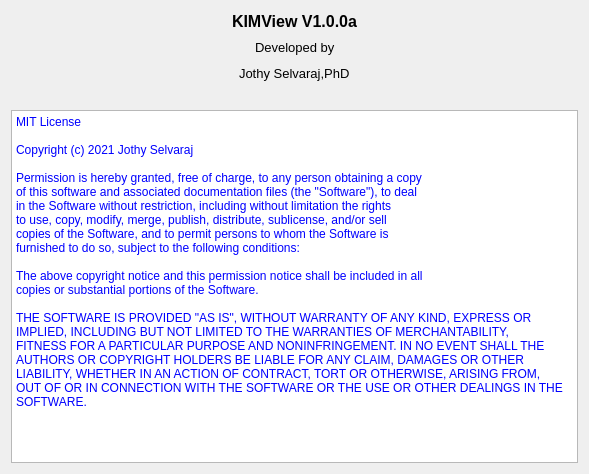
Before: the Qt Designer form aboutdialog.ui in Jothy/KIMView, drawn with Qt 5.
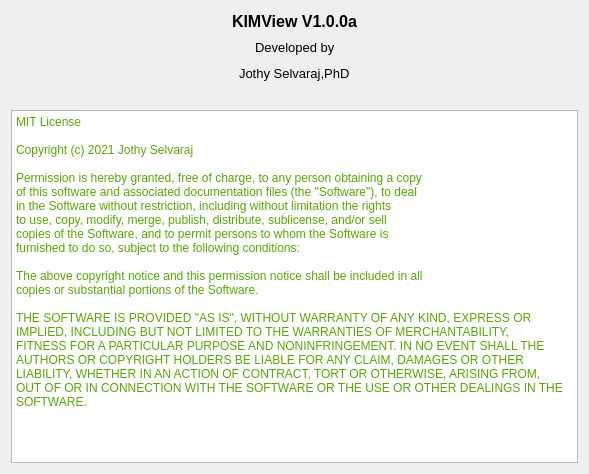
After: the same form once the commit is applied.

```diff
--- a/aboutdialog.ui
+++ b/aboutdialog.ui
@@ -219,27 +219,27 @@
 &lt;html&gt;&lt;head&gt;&lt;meta name=&quot;qrichtext&quot; content=&quot;1&quot; /&gt;&lt;style type=&quot;text/css&quot;&gt;
 p, li { white-space: pre-wrap; }
 &lt;/style&gt;&lt;/head&gt;&lt;body style=&quot; font-family:'Titillium Web'; font-size:8pt; font-weight:400; font-style:normal;&quot;&gt;
-&lt;p style=&quot; margin-top:0px; margin-bottom:0px; margin-left:0px; margin-right:0px; -qt-block-indent:0; text-indent:0px;&quot;&gt;&lt;span style=&quot; font-size:9pt; color:#0000ff;&quot;&gt;MIT License&lt;/span&gt;&lt;/p&gt;
-&lt;p style=&quot;-qt-paragraph-type:empty; margin-top:0px; margin-bottom:0px; margin-left:0px; margin-right:0px; -qt-block-indent:0; text-indent:0px; font-family:'Courier New'; font-size:9pt; color:#0000ff;&quot;&gt;&lt;br /&gt;&lt;/p&gt;
-&lt;p style=&quot; margin-top:0px; margin-bottom:0px; margin-left:0px; margin-right:0px; -qt-block-indent:0; text-indent:0px;&quot;&gt;&lt;span style=&quot; font-family:'Courier New'; font-size:9pt; color:#0000ff;&quot;&gt;Copyright (c) 2021 Jothy Selvaraj&lt;/span&gt;&lt;/p&gt;
-&lt;p style=&quot;-qt-paragraph-type:empty; margin-top:0px; margin-bottom:0px; margin-left:0px; margin-right:0px; -qt-block-indent:0; text-indent:0px; font-family:'Courier New'; font-size:9pt; color:#0000ff;&quot;&gt;&lt;br /&gt;&lt;/p&gt;
-&lt;p style=&quot; margin-top:0px; margin-bottom:0px; margin-left:0px; margin-right:0px; -qt-block-indent:0; text-indent:0px;&quot;&gt;&lt;span style=&quot; font-family:'Courier New'; font-size:9pt; color:#0000ff;&quot;&gt;Permission is hereby granted, free of charge, to any person obtaining a copy&lt;/span&gt;&lt;/p&gt;
-&lt;p style=&quot; margin-top:0px; margin-bottom:0px; margin-left:0px; margin-right:0px; -qt-block-indent:0; text-indent:0px;&quot;&gt;&lt;span style=&quot; font-family:'Courier New'; font-size:9pt; color:#0000ff;&quot;&gt;of this software and associated documentation files (the &amp;quot;Software&amp;quot;), to deal&lt;/span&gt;&lt;/p&gt;
-&lt;p style=&quot; margin-top:0px; margin-bottom:0px; margin-left:0px; margin-right:0px; -qt-block-indent:0; text-indent:0px;&quot;&gt;&lt;span style=&quot; font-family:'Courier New'; font-size:9pt; color:#0000ff;&quot;&gt;in the Software without restriction, including without limitation the rights&lt;/span&gt;&lt;/p&gt;
-&lt;p style=&quot; margin-top:0px; margin-bottom:0px; margin-left:0px; margin-right:0px; -qt-block-indent:0; text-indent:0px;&quot;&gt;&lt;span style=&quot; font-family:'Courier New'; font-size:9pt; color:#0000ff;&quot;&gt;to use, copy, modify, merge, publish, distribute, sublicense, and/or sell&lt;/span&gt;&lt;/p&gt;
-&lt;p style=&quot; margin-top:0px; margin-bottom:0px; margin-left:0px; margin-right:0px; -qt-block-indent:0; text-indent:0px;&quot;&gt;&lt;span style=&quot; font-family:'Courier New'; font-size:9pt; color:#0000ff;&quot;&gt;copies of the Software, and to permit persons to whom the Software is&lt;/span&gt;&lt;/p&gt;
-&lt;p style=&quot; margin-top:0px; margin-bottom:0px; margin-left:0px; margin-right:0px; -qt-block-indent:0; text-indent:0px;&quot;&gt;&lt;span style=&quot; font-family:'Courier New'; font-size:9pt; color:#0000ff;&quot;&gt;furnished to do so, subject to the following conditions:&lt;/span&gt;&lt;/p&gt;
-&lt;p style=&quot;-qt-paragraph-type:empty; margin-top:0px; margin-bottom:0px; margin-left:0px; margin-right:0px; -qt-block-indent:0; text-indent:0px; font-family:'Courier New'; font-size:9pt; color:#0000ff;&quot;&gt;&lt;br /&gt;&lt;/p&gt;
-&lt;p style=&quot; margin-top:0px; margin-bottom:0px; margin-left:0px; margin-right:0px; -qt-block-indent:0; text-indent:0px;&quot;&gt;&lt;span style=&quot; font-family:'Courier New'; font-size:9pt; color:#0000ff;&quot;&gt;The above copyright notice and this permission notice shall be included in all&lt;/span&gt;&lt;/p&gt;
-&lt;p style=&quot; margin-top:0px; margin-bottom:0px; margin-left:0px; margin-right:0px; -qt-block-indent:0; text-indent:0px;&quot;&gt;&lt;span style=&quot; font-family:'Courier New'; font-size:9pt; color:#0000ff;&quot;&gt;copies or substantial portions of the Software.&lt;/span&gt;&lt;/p&gt;
-&lt;p style=&quot;-qt-paragraph-type:empty; margin-top:0px; margin-bottom:0px; margin-left:0px; margin-right:0px; -qt-block-indent:0; text-indent:0px; font-family:'Courier New'; font-size:9pt; color:#0000ff;&quot;&gt;&lt;br /&gt;&lt;/p&gt;
-&lt;p style=&quot; margin-top:0px; margin-bottom:0px; margin-left:0px; margin-right:0px; -qt-block-indent:0; text-indent:0px;&quot;&gt;&lt;span style=&quot; font-family:'Courier New'; font-size:9pt; color:#0000ff;&quot;&gt;THE SOFTWARE IS PROVIDED &amp;quot;AS IS&amp;quot;, WITHOUT WARRANTY OF ANY KIND, EXPRESS OR&lt;/span&gt;&lt;/p&gt;
-&lt;p style=&quot; margin-top:0px; margin-bottom:0px; margin-left:0px; margin-right:0px; -qt-block-indent:0; text-indent:0px;&quot;&gt;&lt;span style=&quot; font-family:'Courier New'; font-size:9pt; color:#0000ff;&quot;&gt;IMPLIED, INCLUDING BUT NOT LIMITED TO THE WARRANTIES OF MERCHANTABILITY,&lt;/span&gt;&lt;/p&gt;
-&lt;p style=&quot; margin-top:0px; margin-bottom:0px; margin-left:0px; margin-right:0px; -qt-block-indent:0; text-indent:0px;&quot;&gt;&lt;span style=&quot; font-family:'Courier New'; font-size:9pt; color:#0000ff;&quot;&gt;FITNESS FOR A PARTICULAR PURPOSE AND NONINFRINGEMENT. IN NO EVENT SHALL THE&lt;/span&gt;&lt;/p&gt;
-&lt;p style=&quot; margin-top:0px; margin-bottom:0px; margin-left:0px; margin-right:0px; -qt-block-indent:0; text-indent:0px;&quot;&gt;&lt;span style=&quot; font-family:'Courier New'; font-size:9pt; color:#0000ff;&quot;&gt;AUTHORS OR COPYRIGHT HOLDERS BE LIABLE FOR ANY CLAIM, DAMAGES OR OTHER&lt;/span&gt;&lt;/p&gt;
-&lt;p style=&quot; margin-top:0px; margin-bottom:0px; margin-left:0px; margin-right:0px; -qt-block-indent:0; text-indent:0px;&quot;&gt;&lt;span style=&quot; font-family:'Courier New'; font-size:9pt; color:#0000ff;&quot;&gt;LIABILITY, WHETHER IN AN ACTION OF CONTRACT, TORT OR OTHERWISE, ARISING FROM,&lt;/span&gt;&lt;/p&gt;
-&lt;p style=&quot; margin-top:0px; margin-bottom:0px; margin-left:0px; margin-right:0px; -qt-block-indent:0; text-indent:0px;&quot;&gt;&lt;span style=&quot; font-family:'Courier New'; font-size:9pt; color:#0000ff;&quot;&gt;OUT OF OR IN CONNECTION WITH THE SOFTWARE OR THE USE OR OTHER DEALINGS IN THE&lt;/span&gt;&lt;/p&gt;
-&lt;p style=&quot; margin-top:0px; margin-bottom:0px; margin-left:0px; margin-right:0px; -qt-block-indent:0; text-indent:0px;&quot;&gt;&lt;span style=&quot; font-family:'Courier New'; font-size:9pt; color:#0000ff;&quot;&gt;SOFTWARE.&lt;/span&gt;&lt;/p&gt;&lt;/body&gt;&lt;/html&gt;</string>
+&lt;p style=&quot; margin-top:0px; margin-bottom:0px; margin-left:0px; margin-right:0px; -qt-block-indent:0; text-indent:0px;&quot;&gt;&lt;span style=&quot; font-size:9pt; color:#55aa00;&quot;&gt;MIT License&lt;/span&gt;&lt;/p&gt;
+&lt;p style=&quot;-qt-paragraph-type:empty; margin-top:0px; margin-bottom:0px; margin-left:0px; margin-right:0px; -qt-block-indent:0; text-indent:0px; font-family:'Courier New'; font-size:9pt; color:#55aa00;&quot;&gt;&lt;br /&gt;&lt;/p&gt;
+&lt;p style=&quot; margin-top:0px; margin-bottom:0px; margin-left:0px; margin-right:0px; -qt-block-indent:0; text-indent:0px;&quot;&gt;&lt;span style=&quot; font-family:'Courier New'; font-size:9pt; color:#55aa00;&quot;&gt;Copyright (c) 2021 Jothy Selvaraj&lt;/span&gt;&lt;/p&gt;
+&lt;p style=&quot;-qt-paragraph-type:empty; margin-top:0px; margin-bottom:0px; margin-left:0px; margin-right:0px; -qt-block-indent:0; text-indent:0px; font-family:'Courier New'; font-size:9pt; color:#55aa00;&quot;&gt;&lt;br /&gt;&lt;/p&gt;
+&lt;p style=&quot; margin-top:0px; margin-bottom:0px; margin-left:0px; margin-right:0px; -qt-block-indent:0; text-indent:0px;&quot;&gt;&lt;span style=&quot; font-family:'Courier New'; font-size:9pt; color:#55aa00;&quot;&gt;Permission is hereby granted, free of charge, to any person obtaining a copy&lt;/span&gt;&lt;/p&gt;
+&lt;p style=&quot; margin-top:0px; margin-bottom:0px; margin-left:0px; margin-right:0px; -qt-block-indent:0; text-indent:0px;&quot;&gt;&lt;span style=&quot; font-family:'Courier New'; font-size:9pt; color:#55aa00;&quot;&gt;of this software and associated documentation files (the &amp;quot;Software&amp;quot;), to deal&lt;/span&gt;&lt;/p&gt;
+&lt;p style=&quot; margin-top:0px; margin-bottom:0px; margin-left:0px; margin-right:0px; -qt-block-indent:0; text-indent:0px;&quot;&gt;&lt;span style=&quot; font-family:'Courier New'; font-size:9pt; color:#55aa00;&quot;&gt;in the Software without restriction, including without limitation the rights&lt;/span&gt;&lt;/p&gt;
+&lt;p style=&quot; margin-top:0px; margin-bottom:0px; margin-left:0px; margin-right:0px; -qt-block-indent:0; text-indent:0px;&quot;&gt;&lt;span style=&quot; font-family:'Courier New'; font-size:9pt; color:#55aa00;&quot;&gt;to use, copy, modify, merge, publish, distribute, sublicense, and/or sell&lt;/span&gt;&lt;/p&gt;
+&lt;p style=&quot; margin-top:0px; margin-bottom:0px; margin-left:0px; margin-right:0px; -qt-block-indent:0; text-indent:0px;&quot;&gt;&lt;span style=&quot; font-family:'Courier New'; font-size:9pt; color:#55aa00;&quot;&gt;copies of the Software, and to permit persons to whom the Software is&lt;/span&gt;&lt;/p&gt;
+&lt;p style=&quot; margin-top:0px; margin-bottom:0px; margin-left:0px; margin-right:0px; -qt-block-indent:0; text-indent:0px;&quot;&gt;&lt;span style=&quot; font-family:'Courier New'; font-size:9pt; color:#55aa00;&quot;&gt;furnished to do so, subject to the following conditions:&lt;/span&gt;&lt;/p&gt;
+&lt;p style=&quot;-qt-paragraph-type:empty; margin-top:0px; margin-bottom:0px; margin-left:0px; margin-right:0px; -qt-block-indent:0; text-indent:0px; font-family:'Courier New'; font-size:9pt; color:#55aa00;&quot;&gt;&lt;br /&gt;&lt;/p&gt;
+&lt;p style=&quot; margin-top:0px; margin-bottom:0px; margin-left:0px; margin-right:0px; -qt-block-indent:0; text-indent:0px;&quot;&gt;&lt;span style=&quot; font-family:'Courier New'; font-size:9pt; color:#55aa00;&quot;&gt;The above copyright notice and this permission notice shall be included in all&lt;/span&gt;&lt;/p&gt;
+&lt;p style=&quot; margin-top:0px; margin-bottom:0px; margin-left:0px; margin-right:0px; -qt-block-indent:0; text-indent:0px;&quot;&gt;&lt;span style=&quot; font-family:'Courier New'; font-size:9pt; color:#55aa00;&quot;&gt;copies or substantial portions of the Software.&lt;/span&gt;&lt;/p&gt;
+&lt;p style=&quot;-qt-paragraph-type:empty; margin-top:0px; margin-bottom:0px; margin-left:0px; margin-right:0px; -qt-block-indent:0; text-indent:0px; font-family:'Courier New'; font-size:9pt; color:#55aa00;&quot;&gt;&lt;br /&gt;&lt;/p&gt;
+&lt;p style=&quot; margin-top:0px; margin-bottom:0px; margin-left:0px; margin-right:0px; -qt-block-indent:0; text-indent:0px;&quot;&gt;&lt;span style=&quot; font-family:'Courier New'; font-size:9pt; color:#55aa00;&quot;&gt;THE SOFTWARE IS PROVIDED &amp;quot;AS IS&amp;quot;, WITHOUT WARRANTY OF ANY KIND, EXPRESS OR&lt;/span&gt;&lt;/p&gt;
+&lt;p style=&quot; margin-top:0px; margin-bottom:0px; margin-left:0px; margin-right:0px; -qt-block-indent:0; text-indent:0px;&quot;&gt;&lt;span style=&quot; font-family:'Courier New'; font-size:9pt; color:#55aa00;&quot;&gt;IMPLIED, INCLUDING BUT NOT LIMITED TO THE WARRANTIES OF MERCHANTABILITY,&lt;/span&gt;&lt;/p&gt;
+&lt;p style=&quot; margin-top:0px; margin-bottom:0px; margin-left:0px; margin-right:0px; -qt-block-indent:0; text-indent:0px;&quot;&gt;&lt;span style=&quot; font-family:'Courier New'; font-size:9pt; color:#55aa00;&quot;&gt;FITNESS FOR A PARTICULAR PURPOSE AND NONINFRINGEMENT. IN NO EVENT SHALL THE&lt;/span&gt;&lt;/p&gt;
+&lt;p style=&quot; margin-top:0px; margin-bottom:0px; margin-left:0px; margin-right:0px; -qt-block-indent:0; text-indent:0px;&quot;&gt;&lt;span style=&quot; font-family:'Courier New'; font-size:9pt; color:#55aa00;&quot;&gt;AUTHORS OR COPYRIGHT HOLDERS BE LIABLE FOR ANY CLAIM, DAMAGES OR OTHER&lt;/span&gt;&lt;/p&gt;
+&lt;p style=&quot; margin-top:0px; margin-bottom:0px; margin-left:0px; margin-right:0px; -qt-block-indent:0; text-indent:0px;&quot;&gt;&lt;span style=&quot; font-family:'Courier New'; font-size:9pt; color:#55aa00;&quot;&gt;LIABILITY, WHETHER IN AN ACTION OF CONTRACT, TORT OR OTHERWISE, ARISING FROM,&lt;/span&gt;&lt;/p&gt;
+&lt;p style=&quot; margin-top:0px; margin-bottom:0px; margin-left:0px; margin-right:0px; -qt-block-indent:0; text-indent:0px;&quot;&gt;&lt;span style=&quot; font-family:'Courier New'; font-size:9pt; color:#55aa00;&quot;&gt;OUT OF OR IN CONNECTION WITH THE SOFTWARE OR THE USE OR OTHER DEALINGS IN THE&lt;/span&gt;&lt;/p&gt;
+&lt;p style=&quot; margin-top:0px; margin-bottom:0px; margin-left:0px; margin-right:0px; -qt-block-indent:0; text-indent:0px;&quot;&gt;&lt;span style=&quot; font-family:'Courier New'; font-size:9pt; color:#55aa00;&quot;&gt;SOFTWARE.&lt;/span&gt;&lt;/p&gt;&lt;/body&gt;&lt;/html&gt;</string>
        </property>
       </widget>
      </item>
```
